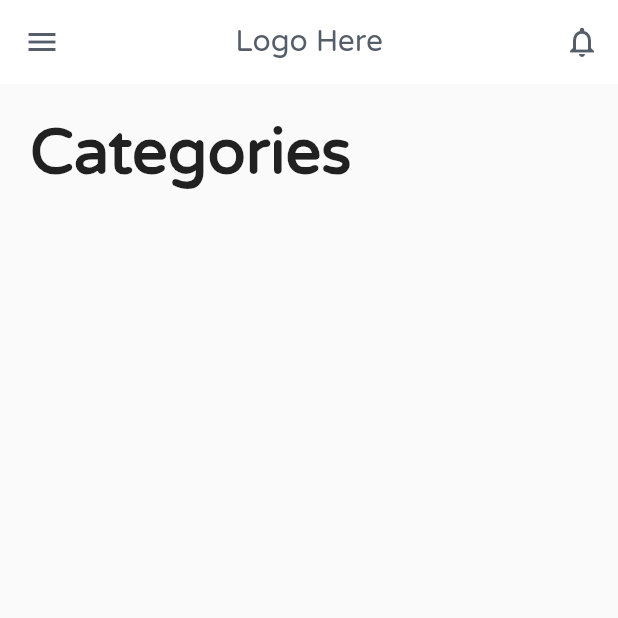
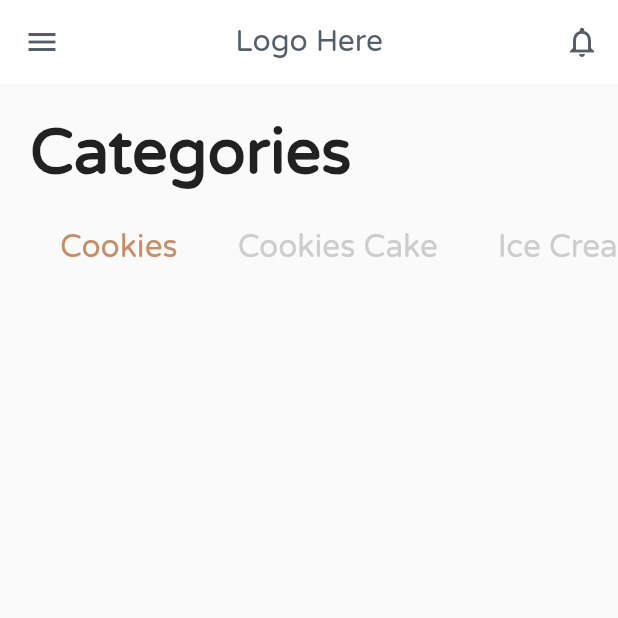
Before and after one commit to andhikasy/cookiesapp, a Flutter app: the screen it shows after launch, on a phone screen of 412 x 824 dp, the top half of it. Run offline on Flutter 3.47's test engine with Material 2 defaults, Android fonts, the phone set to English and light mode, and no system bars.

```diff
--- a/lib/main.dart
+++ b/lib/main.dart
@@ -20,11 +20,11 @@ class MyHomePage extends StatefulWidget {
     with SingleTickerProviderStateMixin {
   TabController _tabController;
 
-//  @override
-//  void initState() {
-//    super.initState();
-//    _tabController = TabController(length: 3, vsync: this);
-//  }
+  @override
+  void initState() {
+    super.initState();
+    _tabController = TabController(length: 4, vsync: this);
+  }
 
 @override
 Widget build(BuildContext context) {
@@ -60,9 +60,46 @@ Widget build(BuildContext context) {
       style: TextStyle(
       fontFamily: 'Varela',
       fontSize: 42.0,
-      fontWeight: FontWeight.bold
-      ),
-      )
+      fontWeight: FontWeight.bold)),
+    SizedBox(height: 15.0),
+    TabBar(
+      controller: _tabController,
+      indicatorColor: Colors.transparent,
+      labelColor: Color(0xFFC88D67),
+      isScrollable: true,
+      labelPadding: EdgeInsets.only(left: 20.0, right: 20.0),
+      unselectedLabelColor: Color(0xFFCDCDCD),
+      tabs: <Widget>[
+        Tab(
+          child: Text('Cookies',
+          style: TextStyle(
+          fontFamily: 'Varela',
+          fontSize: 21.0,
+          )),
+        ),
+        Tab(
+          child: Text('Cookies Cake',
+          style: TextStyle(
+          fontFamily: 'Varela',
+          fontSize: 21.0,
+          )),
+        ),
+        Tab(
+          child: Text('Ice Cream',
+          style: TextStyle(
+          fontFamily: 'Varela',
+          fontSize: 21.0,
+          )),
+        ),
+        Tab(
+          child: Text('Snacks',
+          style: TextStyle(
+          fontFamily: 'Varela',
+          fontSize: 21.0,
+          )),
+        ),
+      ],
+    )
     ],
     ),
   );
```
